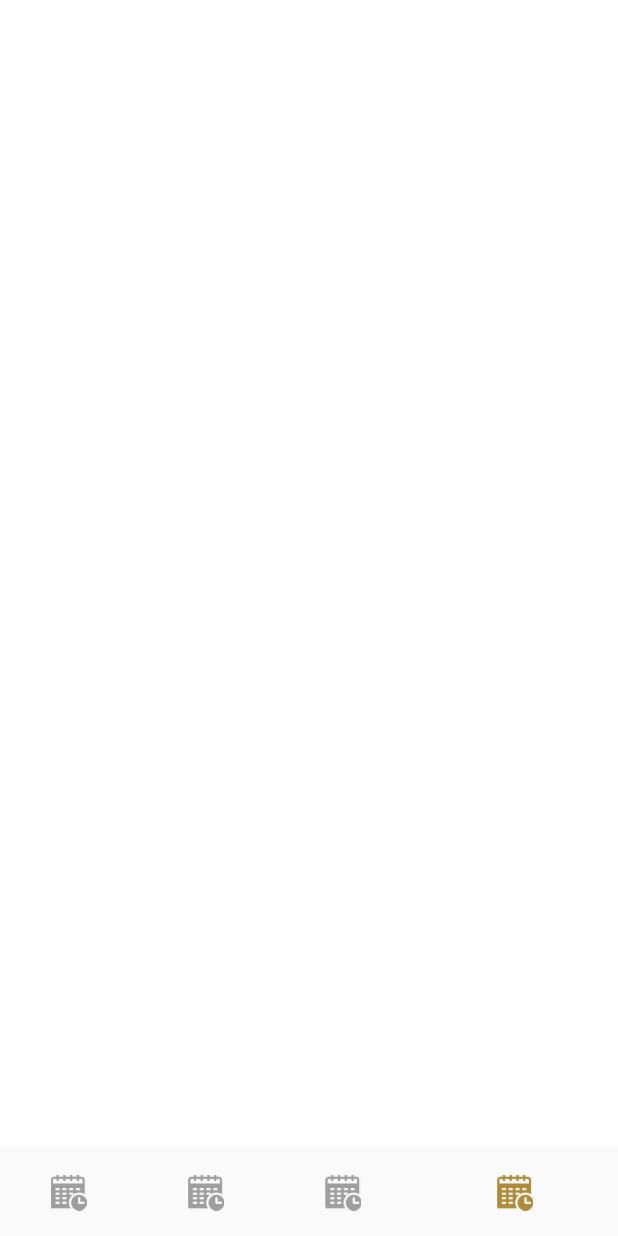
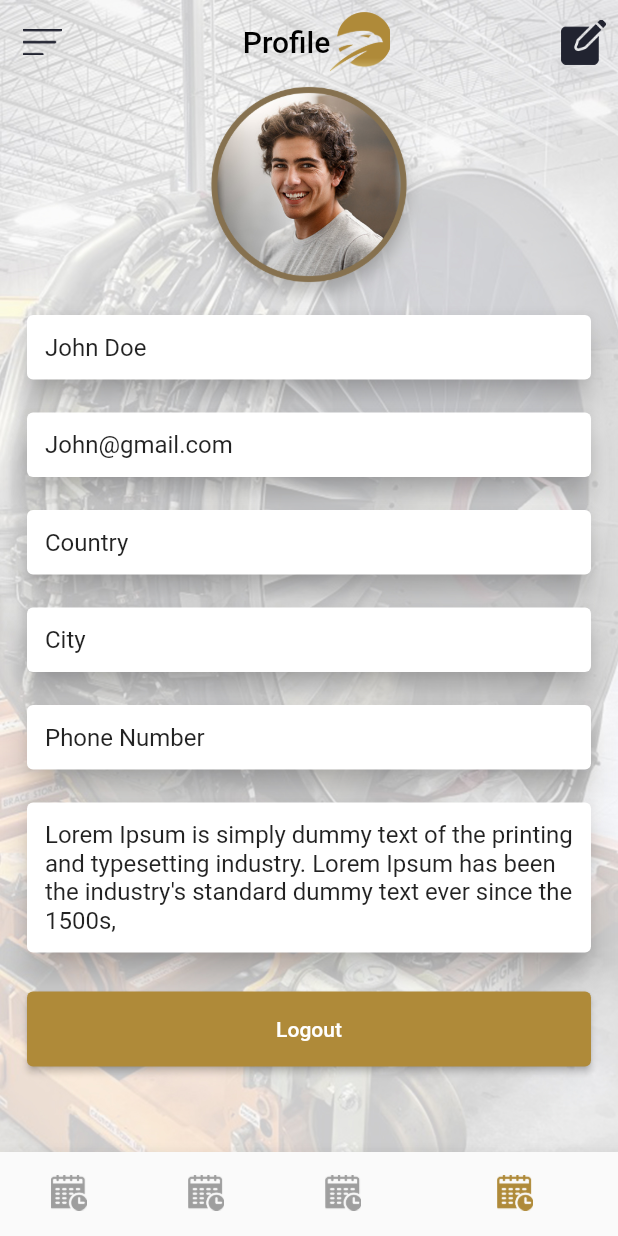
Before and after one commit to UmaiZ/stande_aero, a Flutter app: the MainScreen screen opened directly, item 4 of the bottom bar chosen, on a phone screen of 412 x 824 dp. Run offline on Flutter 3.47's test engine with Material 2 defaults, Android fonts, the light colour scheme and no system bars; our stand-ins replace get.

Commit message:
Profile screens complete

```diff
--- a/lib/main.dart
+++ b/lib/main.dart
@@ -16,6 +16,7 @@ class MyApp extends StatelessWidget {
   @override
   Widget build(BuildContext context) {
     return GetMaterialApp(
+      debugShowCheckedModeBanner: false,
       title: 'Flutter Demo',
       theme: ThemeData(
         primarySwatch: Colors.blue,
--- /dev/null
+++ b/lib/screens/Profile/profile.dart
@@ -0,0 +1,124 @@
+import 'package:flutter/material.dart';
+import 'package:get/get.dart';
+import 'package:stande_aero/helper/colors.dart';
+import 'package:stande_aero/screens/Profile/editprofile.dart';
+// import 'package:stande_aero/screens/home/Profile/editprofile.dart';
+
+class profile extends StatelessWidget {
+  const profile({Key? key}) : super(key: key);
+
+  @override
+  Widget build(BuildContext context) {
+    return Scaffold(
+      appBar: AppBar(
+        automaticallyImplyLeading: false,
+        backgroundColor: Colors.transparent,
+        elevation: 0,
+        centerTitle: true,
+        leading: GestureDetector(
+          behavior: HitTestBehavior.translucent,
+          onTap: () {
+            // Get.to(profile());
+            // _key.currentState!.openDrawer();
+          },
+          child: Padding(
+            padding: const EdgeInsets.all(15),
+            child: Container(
+                width: 25,
+                child: Image.asset('assets/slicing/Untitled-44.png')),
+          ),
+        ),
+        title: Row(
+          mainAxisAlignment: MainAxisAlignment.center,
+          children: [
+            Text(
+              'Profile',
+              style: TextStyle(color: Colors.black),
+            ),
+            Container(
+                width: 40,
+                height: 40,
+                child: Image.asset('assets/slicing/Untitled-4.png',
+                    fit: BoxFit.cover)),
+          ],
+        ),
+        actions: [
+          Padding(
+            padding: const EdgeInsets.all(8.0),
+            child: GestureDetector(
+              onTap: () {
+                Get.to(Editprofile());
+              },
+              child: Container(
+                  width: 30,
+                  height: 20,
+                  child: Image.asset('assets/slicing/Untitled-45.png',
+                      fit: BoxFit.contain)),
+            ),
+          ),
+        ],
+      ),
+      extendBodyBehindAppBar: true,
+      body: Container(
+        width: double.infinity,
+        // height:  double.infinity,
+        decoration: BoxDecoration(
+          image: DecorationImage(
+            image: AssetImage("assets/slicing/Untitled-46.jpg"),
+            fit: BoxFit.cover,
+          ),
+        ),
+        child: SafeArea(
+          child: ListView(
+            children: [
+              Image.asset(
+                'assets/slicing/Untitled-31.png',
+                height: 150,
+              ),
+              profile_text(
+                text: "John Doe",
+              ),
+              profile_text(text: "John@gmail.com"),
+              profile_text(text: "Country"),
+              profile_text(text: "City"),
+              profile_text(text: "Phone Number"),
+              profile_text(text: "Lorem Ipsum is simply dummy text of the printing and typesetting industry. Lorem Ipsum has been the industry's standard dummy text ever since the 1500s,")
+           ,Padding(
+             padding: EdgeInsets.fromLTRB(18.0, 8.0, 18.0, 18.0),
+             child: SizedBox(
+                          height: 50, //height of button
+                          width: double.infinity,
+                          child: ElevatedButton(
+                              style: ElevatedButton.styleFrom(
+                                primary: kPrimaryColor,
+                              ),
+                              onPressed: () {},
+                              child: Text("Logout"))),
+           ), ],
+          ),
+        ),
+      ),
+    );
+  }
+}
+
+class profile_text extends StatelessWidget {
+  var text;
+
+  profile_text({Key? key, this.text}) : super(key: key);
+
+  @override
+  Widget build(BuildContext context) {
+    return Card(
+      margin: EdgeInsets.fromLTRB(18.0, 4.0, 18.0, 18.0),
+      elevation: 8,
+      child: Padding(
+        padding: const EdgeInsets.all(12.0),
+        child: Text(
+          "$text",
+          style: TextStyle(fontSize: 16),
+        ),
+      ),
+    );
+  }
+}
--- a/lib/screens/home/home.dart
+++ b/lib/screens/home/home.dart
@@ -1,6 +1,10 @@
 import 'package:flutter/material.dart';
 import 'package:flutter/src/foundation/key.dart';
 import 'package:flutter/src/widgets/framework.dart';
+import 'package:get/get.dart';
+import 'package:stande_aero/screens/Profile/profile.dart';
+// import 'package:stande_aero/screens/home/Profile/editprofile.dart';
+// import 'package:stande_aero/screens/home/Profile/profile.dart';
 
 class HomeScreen extends StatelessWidget {
   const HomeScreen({Key? key}) : super(key: key);
@@ -28,6 +32,7 @@ class HomeScreen extends StatelessWidget {
           leading: GestureDetector(
             behavior: HitTestBehavior.translucent,
             onTap: () {
+              Get.to(profile());
               // _key.currentState!.openDrawer();
             },
             child: Padding(
--- a/lib/screens/mainhome.dart
+++ b/lib/screens/mainhome.dart
@@ -4,6 +4,8 @@ import 'package:flutter/src/widgets/framework.dart';
 import 'package:get/get.dart';
 import 'package:stande_aero/bottomcontroller.dart';
 import 'package:stande_aero/helper/colors.dart';
+import 'package:stande_aero/screens/Profile/profile.dart';
+// import 'package:stande_aero/screens/home/Profile/profile.dart';
 import 'package:stande_aero/screens/home/home.dart';
 
 class MainScreen extends StatefulWidget {
@@ -79,7 +81,9 @@ class _MainScreenState extends State<MainScreen> {
 
         child: GetBuilder<BottomController>(
             builder: (_) => bottomctrl.navigationBarIndexValue == 0
-                ? HomeScreen()
+                ? HomeScreen() :bottomctrl.navigationBarIndexValue == 3
+                ? profile()
+
 
                             : Container()),
       ),
```
Also changed, not shown: lib/screens/Profile/editprofile.dart (added, +148 -0 lines).
